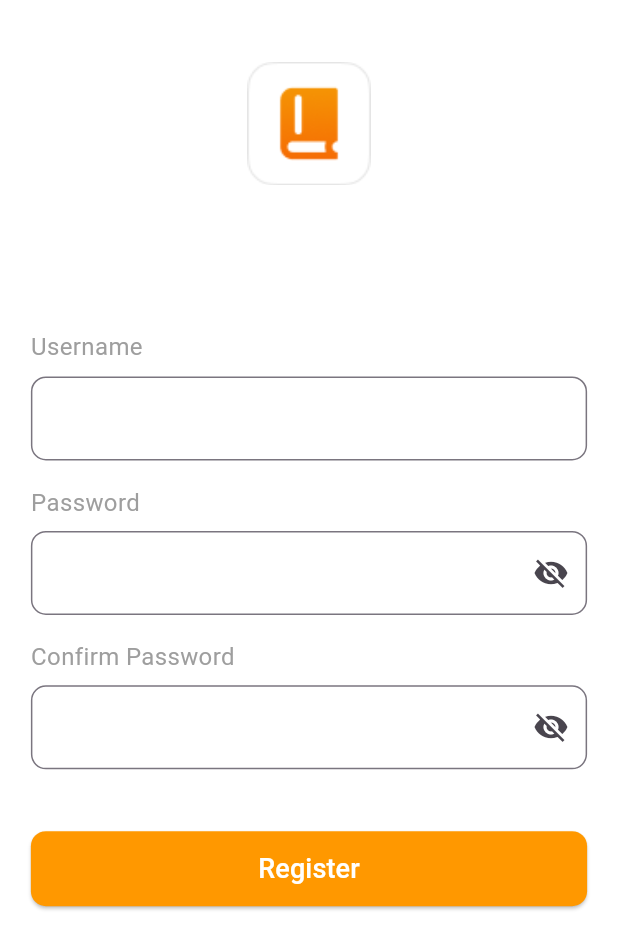
After one commit to vishnu-Thottathil96/lib-manage, a Flutter app: the RegistrationPage screen opened directly, on a phone screen of 412 x 824 dp. The commit adds this screen. Shown: the top 949 px of the screen. Run offline on Flutter 3.47's test engine with Material 3 defaults, Android fonts, the phone set to English and light mode, and no system bars.

Commit message:
registration page basic ui completed

```diff
--- a/lib/core/constants/app_assets.dart
+++ b/lib/core/constants/app_assets.dart
@@ -1,3 +1,4 @@
 class AppAssets {
   static String logo = 'assets/Logo.png';
+  static String logoAuthPage = 'assets/logo_auth.png';
 }
--- /dev/null
+++ b/lib/features/auth/screens/registration.dart
@@ -0,0 +1,230 @@
+import 'package:assesment_elt/core/constants/app_assets.dart';
+import 'package:assesment_elt/core/util/custom_spacer.dart';
+import 'package:flutter/material.dart';
+
+import '../../../core/util/responsive_helper.dart';
+
+class RegistrationPage extends StatefulWidget {
+  const RegistrationPage({super.key});
+
+  @override
+  _RegistrationPageState createState() => _RegistrationPageState();
+}
+
+class _RegistrationPageState extends State<RegistrationPage> {
+  bool _isPasswordVisible = false;
+  bool _isConfirmPasswordVisible = false;
+
+  final FocusNode _usernameFocusNode = FocusNode();
+  final FocusNode _passwordFocusNode = FocusNode();
+  final FocusNode _confirmPasswordFocusNode = FocusNode();
+
+  @override
+  void initState() {
+    super.initState();
+
+    // Add listeners to update UI when focus changes
+    _usernameFocusNode.addListener(() {
+      setState(() {});
+    });
+    _passwordFocusNode.addListener(() {
+      setState(() {});
+    });
+    _confirmPasswordFocusNode.addListener(() {
+      setState(() {});
+    });
+  }
+
+  @override
+  void dispose() {
+    _usernameFocusNode.dispose();
+    _passwordFocusNode.dispose();
+    _confirmPasswordFocusNode.dispose();
+    super.dispose();
+  }
+
+  @override
+  Widget build(BuildContext context) {
+    double w = ResponsiveHelper.getWidth(context);
+    double h = ResponsiveHelper.getHeight(context);
+
+    return Scaffold(
+      backgroundColor: Colors.white,
+      resizeToAvoidBottomInset: true,
+      body: SafeArea(
+        child: SingleChildScrollView(
+          child: Column(
+            children: [
+              // Logo Section
+              Container(
+                color: Colors.white,
+                child: Center(
+                  child: SizedBox(
+                    height: h / 5,
+                    width: w / 5,
+                    child: Image.asset(
+                      AppAssets.logoAuthPage,
+                      fit: BoxFit.contain,
+                    ),
+                  ),
+                ),
+              ),
+              SpaceWidget(
+                size: h / 15,
+              ),
+              // Form Section
+              Container(
+                color: Colors.white,
+                padding: EdgeInsets.symmetric(horizontal: w / 20),
+                child: Column(
+                  crossAxisAlignment: CrossAxisAlignment.stretch,
+                  children: [
+                    // Username Label
+                    Text(
+                      'Username',
+                      style: TextStyle(
+                        color: _usernameFocusNode.hasFocus
+                            ? Colors.orange
+                            : Colors.grey,
+                        fontSize: 16,
+                      ),
+                    ),
+                    SizedBox(height: h / 100),
+
+                    // Username Field
+                    TextFormField(
+                      focusNode: _usernameFocusNode,
+                      decoration: const InputDecoration(
+                        border: OutlineInputBorder(
+                          borderRadius: BorderRadius.all(Radius.circular(10)),
+                        ),
+                        focusedBorder: OutlineInputBorder(
+                          borderRadius: BorderRadius.all(Radius.circular(10)),
+                          borderSide: BorderSide(
+                            color: Colors.orange,
+                            width: 2.0,
+                          ),
+                        ),
+                      ),
+                    ),
+                    SizedBox(height: h / 50),
+
+                    // Password Label
+                    Text(
+                      'Password',
+                      style: TextStyle(
+                        color: _passwordFocusNode.hasFocus
+                            ? Colors.orange
+                            : Colors.grey,
+                        fontSize: 16,
+                      ),
+                    ),
+                    SizedBox(height: h / 110),
+
+                    // Password Field
+                    TextFormField(
+                      focusNode: _passwordFocusNode,
+                      obscureText: !_isPasswordVisible,
+                      decoration: InputDecoration(
+                        border: const OutlineInputBorder(
+                          borderRadius: BorderRadius.all(Radius.circular(10)),
+                        ),
+                        focusedBorder: const OutlineInputBorder(
+                          borderRadius: BorderRadius.all(Radius.circular(10)),
+                          borderSide: BorderSide(
+                            color: Colors.orange,
+                            width: 2.0,
+                          ),
+                        ),
+                        suffixIcon: IconButton(
+                          icon: Icon(
+                            _isPasswordVisible
+                                ? Icons.visibility
+                                : Icons.visibility_off,
+                          ),
+                          onPressed: () {
+                            setState(() {
+                              _isPasswordVisible = !_isPasswordVisible;
+                            });
+                          },
+                        ),
+                      ),
+                    ),
+                    SizedBox(height: h / 50),
+
+                    // Confirm Password Label
+                    Text(
+                      'Confirm Password',
+                      style: TextStyle(
+                        color: _confirmPasswordFocusNode.hasFocus
+                            ? Colors.orange
+                            : Colors.grey,
+                        fontSize: 16,
+                      ),
+                    ),
+                    SizedBox(height: h / 110),
+
+                    // Confirm Password Field
+                    TextFormField(
+                      focusNode: _confirmPasswordFocusNode,
+                      obscureText: !_isConfirmPasswordVisible,
+                      decoration: InputDecoration(
+                        border: const OutlineInputBorder(
+                          borderRadius: BorderRadius.all(Radius.circular(10)),
+                        ),
+                        focusedBorder: const OutlineInputBorder(
+                          borderRadius: BorderRadius.all(Radius.circular(10)),
+                          borderSide: BorderSide(
+                            color: Colors.orange,
+                            width: 2.0,
+                          ),
+                        ),
+                        suffixIcon: IconButton(
+                          icon: Icon(
+                            _isConfirmPasswordVisible
+                                ? Icons.visibility
+                                : Icons.visibility_off,
+                          ),
+                          onPressed: () {
+                            setState(() {
+                              _isConfirmPasswordVisible =
+                                  !_isConfirmPasswordVisible;
+                            });
+                          },
+                        ),
+                      ),
+                    ),
+                    SizedBox(height: h / 20),
+
+                    // Register Button
+                    SizedBox(
+                      height: 50,
+                      child: ElevatedButton(
+                        onPressed: () {
+                          // Handle registration logic here
+                        },
+                        style: ElevatedButton.styleFrom(
+                          backgroundColor: Colors.orange,
+                          shape: RoundedRectangleBorder(
+                            borderRadius: BorderRadius.circular(10),
+                          ),
+                        ),
+                        child: const Text(
+                          'Register',
+                          style: TextStyle(
+                            fontSize: 18,
+                            color: Colors.white,
+                          ),
+                        ),
+                      ),
+                    ),
+                  ],
+                ),
+              ),
+            ],
+          ),
+        ),
+      ),
+    );
+  }
+}
```
Also changed, not shown: assets/logo_auth.png (added).
